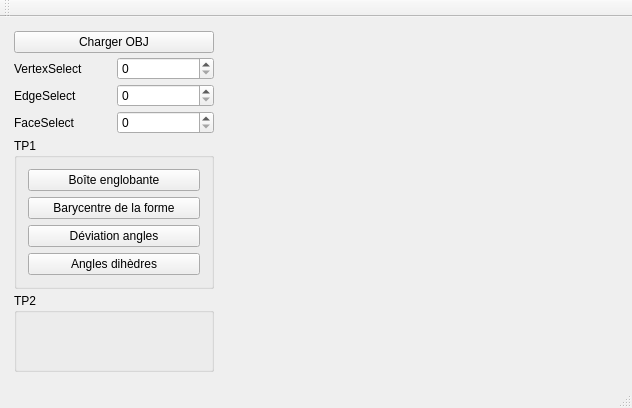
The window that mainwindow.ui (Anthiel/Projet-Prog.-graphique-et-app.-industrielle) describes before a commit, drawn with Qt 5.
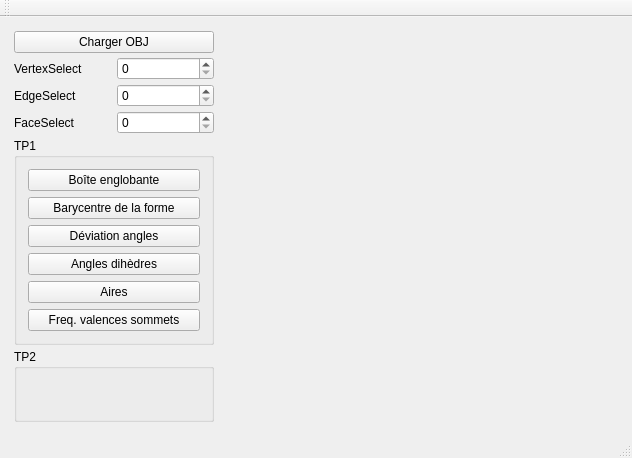
The same window after the commit. Custom widgets are drawn as their Qt base class.

Patch:
```diff
--- a/mainwindow.ui
+++ b/mainwindow.ui
@@ -7,7 +7,7 @@
     <x>0</x>
     <y>0</y>
     <width>632</width>
-    <height>408</height>
+    <height>458</height>
    </rect>
   </property>
   <property name="windowTitle">
@@ -134,6 +134,20 @@
             </property>
            </widget>
           </item>
+          <item>
+           <widget class="QPushButton" name="pushButton_aire">
+            <property name="text">
+             <string>Aires</string>
+            </property>
+           </widget>
+          </item>
+          <item>
+           <widget class="QPushButton" name="pushButton_freq_valence">
+            <property name="text">
+             <string>Freq. valences sommets</string>
+            </property>
+           </widget>
+          </item>
          </layout>
         </widget>
        </item>
```
Left out of the diff: 2 changed lines with no effect on the pictures.
